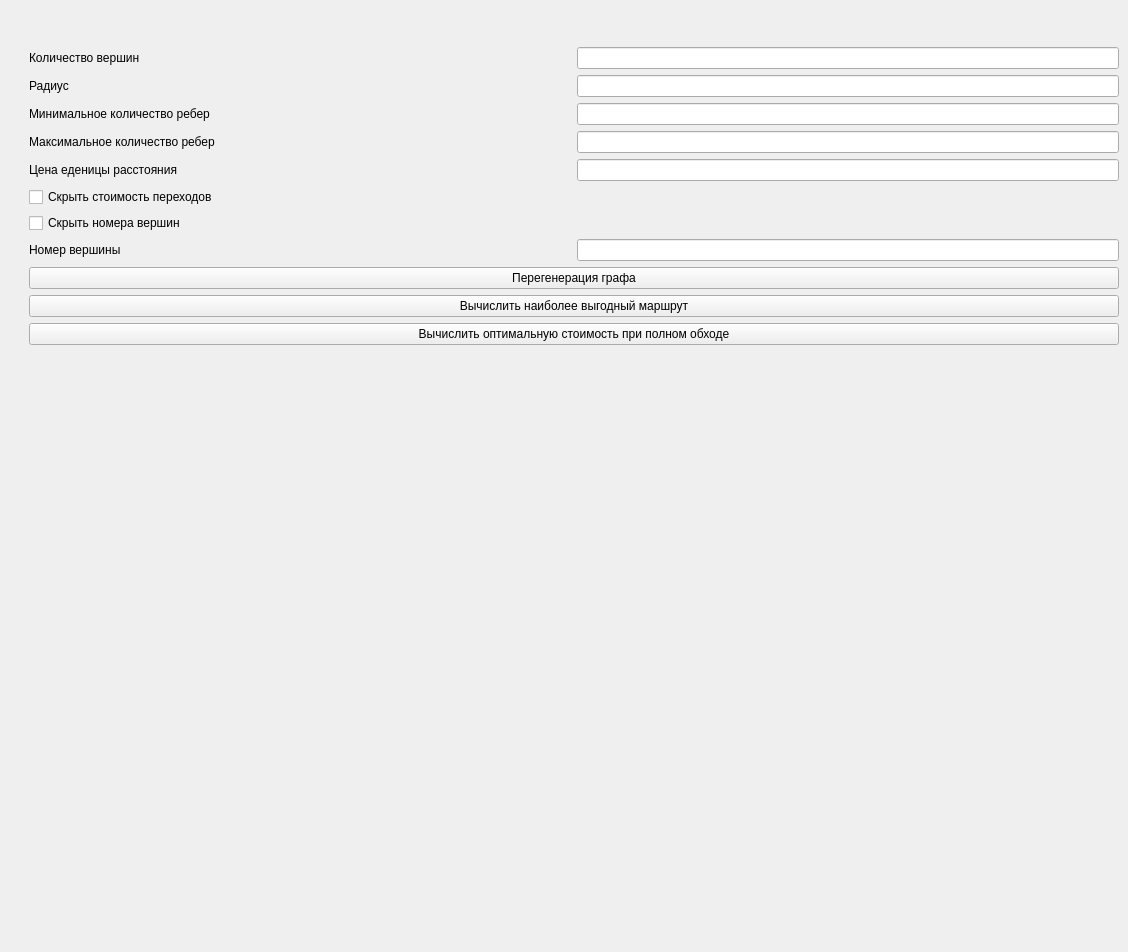
The window that mainwindow.ui (MaxFuls/GraphViewer-QT) describes before a commit, drawn with Qt 5.
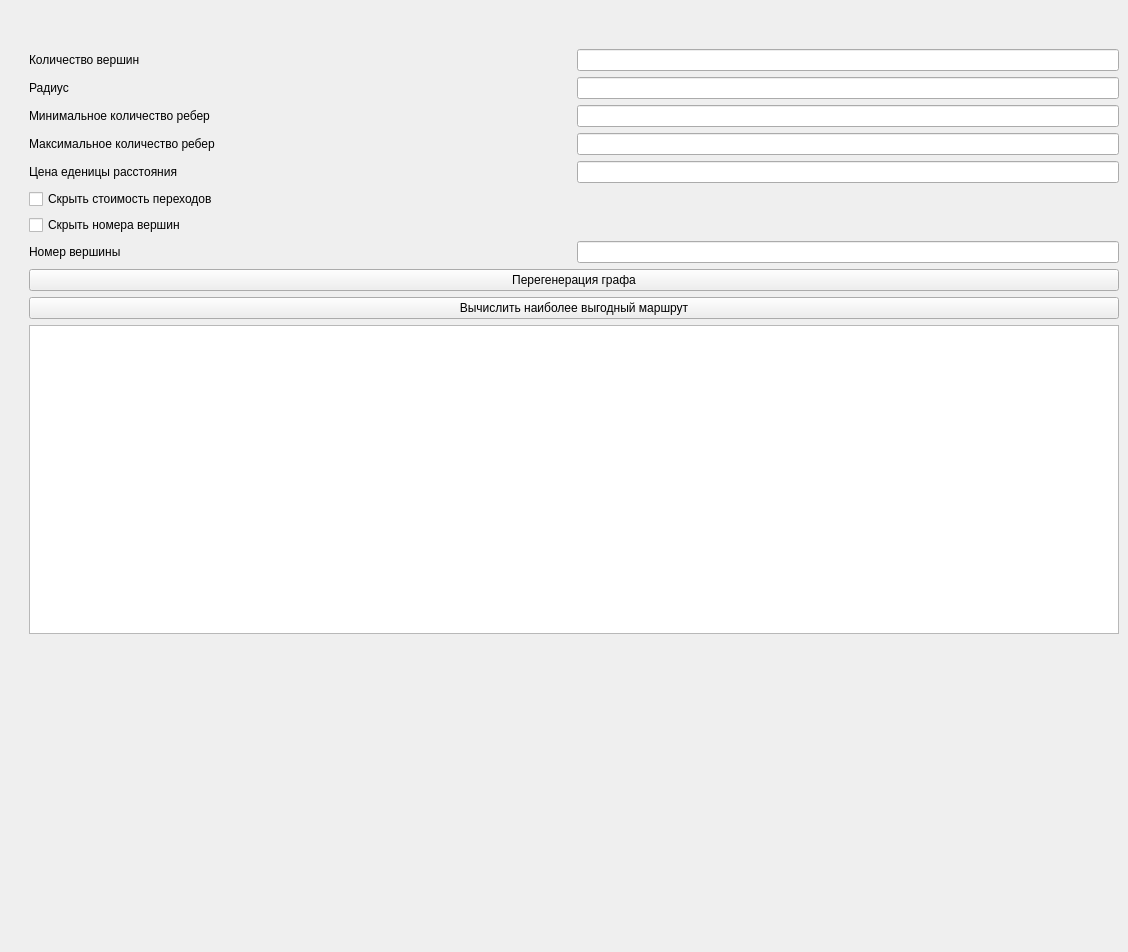
The same window after the commit.

Patch:
```diff
--- a/mainwindow.ui
+++ b/mainwindow.ui
@@ -40,6 +40,9 @@
           <property name="orientation">
            <enum>Qt::Vertical</enum>
           </property>
+          <property name="sizeType">
+           <enum>QSizePolicy::Minimum</enum>
+          </property>
           <property name="sizeHint" stdset="0">
            <size>
             <width>20</width>
@@ -213,8 +216,8 @@
          <widget class="QPushButton" name="regeneration_button">
           <property name="sizePolicy">
            <sizepolicy hsizetype="Minimum" vsizetype="Minimum">
-            <horstretch>50</horstretch>
-            <verstretch>100</verstretch>
+            <horstretch>0</horstretch>
+            <verstretch>0</verstretch>
            </sizepolicy>
           </property>
           <property name="text">
@@ -226,8 +229,8 @@
          <widget class="QPushButton" name="cheapest_button">
           <property name="sizePolicy">
            <sizepolicy hsizetype="Minimum" vsizetype="Minimum">
-            <horstretch>50</horstretch>
-            <verstretch>100</verstretch>
+            <horstretch>0</horstretch>
+            <verstretch>0</verstretch>
            </sizepolicy>
           </property>
           <property name="text">
@@ -236,16 +239,13 @@
          </widget>
         </item>
         <item>
-         <widget class="QPushButton" name="cheapest_full_button">
+         <widget class="QTextBrowser" name="textBrowser">
           <property name="sizePolicy">
-           <sizepolicy hsizetype="Minimum" vsizetype="Minimum">
-            <horstretch>50</horstretch>
-            <verstretch>100</verstretch>
+           <sizepolicy hsizetype="Minimum" vsizetype="Expanding">
+            <horstretch>0</horstretch>
+            <verstretch>0</verstretch>
            </sizepolicy>
           </property>
-          <property name="text">
-           <string>Вычислить оптимальную стоимость при полном обходе</string>
-          </property>
          </widget>
         </item>
         <item>
@@ -259,7 +259,7 @@
           <property name="sizeHint" stdset="0">
            <size>
             <width>20</width>
-            <height>600</height>
+            <height>200</height>
            </size>
           </property>
          </spacer>
```
